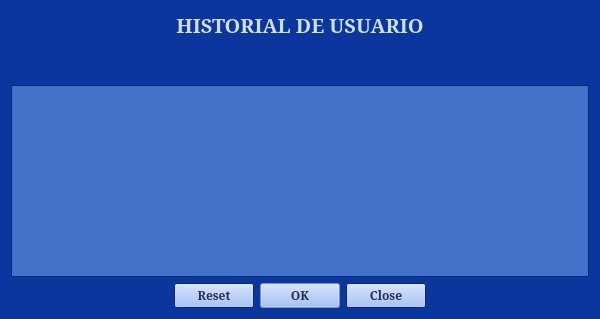
First picture: the form in APP/historial.ui, repository adcfrba/TPO_INFOII, before the edit.
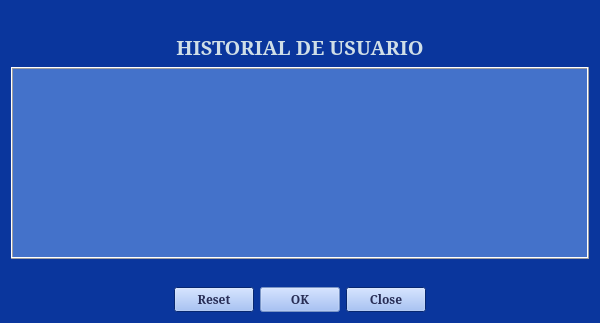
Second picture: the form after the edit. Icons and pictures are not drawn.

```diff
--- a/APP/historial.ui
+++ b/APP/historial.ui
@@ -7,7 +7,7 @@
     <x>0</x>
     <y>0</y>
     <width>600</width>
-    <height>300</height>
+    <height>323</height>
    </rect>
   </property>
   <property name="sizePolicy">
@@ -280,8 +280,36 @@
    <bool>true</bool>
   </property>
   <layout class="QVBoxLayout" name="verticalLayout">
+   <item>
+    <spacer name="verticalSpacer">
+     <property name="orientation">
+      <enum>Qt::Vertical</enum>
+     </property>
+     <property name="sizeType">
+      <enum>QSizePolicy::Preferred</enum>
+     </property>
+     <property name="sizeHint" stdset="0">
+      <size>
+       <width>20</width>
+       <height>40</height>
+      </size>
+     </property>
+    </spacer>
+   </item>
    <item>
     <widget class="QLabel" name="label_historialModal">
+     <property name="sizePolicy">
+      <sizepolicy hsizetype="Preferred" vsizetype="MinimumExpanding">
+       <horstretch>0</horstretch>
+       <verstretch>0</verstretch>
+      </sizepolicy>
+     </property>
+     <property name="sizeIncrement">
+      <size>
+       <width>100</width>
+       <height>100</height>
+      </size>
+     </property>
      <property name="palette">
       <palette>
        <active>
@@ -371,12 +399,59 @@
     </widget>
    </item>
    <item>
-    <spacer name="verticalSpacer">
+    <layout class="QHBoxLayout" name="horizontalLayout">
+     <item>
+      <widget class="QTableView" name="tableView_historial">
+       <property name="sizePolicy">
+        <sizepolicy hsizetype="Preferred" vsizetype="MinimumExpanding">
+         <horstretch>0</horstretch>
+         <verstretch>0</verstretch>
+        </sizepolicy>
+       </property>
+       <property name="focusPolicy">
+        <enum>Qt::NoFocus</enum>
+       </property>
+       <property name="layoutDirection">
+        <enum>Qt::LeftToRight</enum>
+       </property>
+       <property name="frameShape">
+        <enum>QFrame::Box</enum>
+       </property>
+       <property name="frameShadow">
+        <enum>QFrame::Raised</enum>
+       </property>
+       <property name="alternatingRowColors">
+        <bool>true</bool>
+       </property>
+       <property name="textElideMode">
+        <enum>Qt::ElideMiddle</enum>
+       </property>
+       <property name="gridStyle">
+        <enum>Qt::DotLine</enum>
+       </property>
+       <property name="cornerButtonEnabled">
+        <bool>false</bool>
+       </property>
+       <attribute name="horizontalHeaderVisible">
+        <bool>true</bool>
+       </attribute>
+       <attribute name="horizontalHeaderHighlightSections">
+        <bool>false</bool>
+       </attribute>
+       <attribute name="verticalHeaderVisible">
+        <bool>false</bool>
+       </attribute>
+      </widget>
+     </item>
+    </layout>
+   </item>
+   <item>
+    <spacer name="verticalSpacer_2">
      <property name="orientation">
       <enum>Qt::Vertical</enum>
      </property>
      <property name="sizeType">
-      <enum>QSizePolicy::Minimum</enum>
+      <enum>QSizePolicy::Preferred</enum>
      </property>
      <property name="sizeHint" stdset="0">
       <size>
@@ -386,22 +461,6 @@
      </property>
     </spacer>
    </item>
-   <item>
-    <widget class="QTableView" name="tableView_historial">
-     <property name="sizePolicy">
-      <sizepolicy hsizetype="MinimumExpanding" vsizetype="MinimumExpanding">
-       <horstretch>0</horstretch>
-       <verstretch>0</verstretch>
-      </sizepolicy>
-     </property>
-     <property name="alternatingRowColors">
-      <bool>true</bool>
-     </property>
-    </widget>
-   </item>
-   <item>
-    <layout class="QHBoxLayout" name="horizontalLayout"/>
-   </item>
    <item>
     <widget class="QDialogButtonBox" name="buttonBox">
      <property name="sizePolicy">
```
